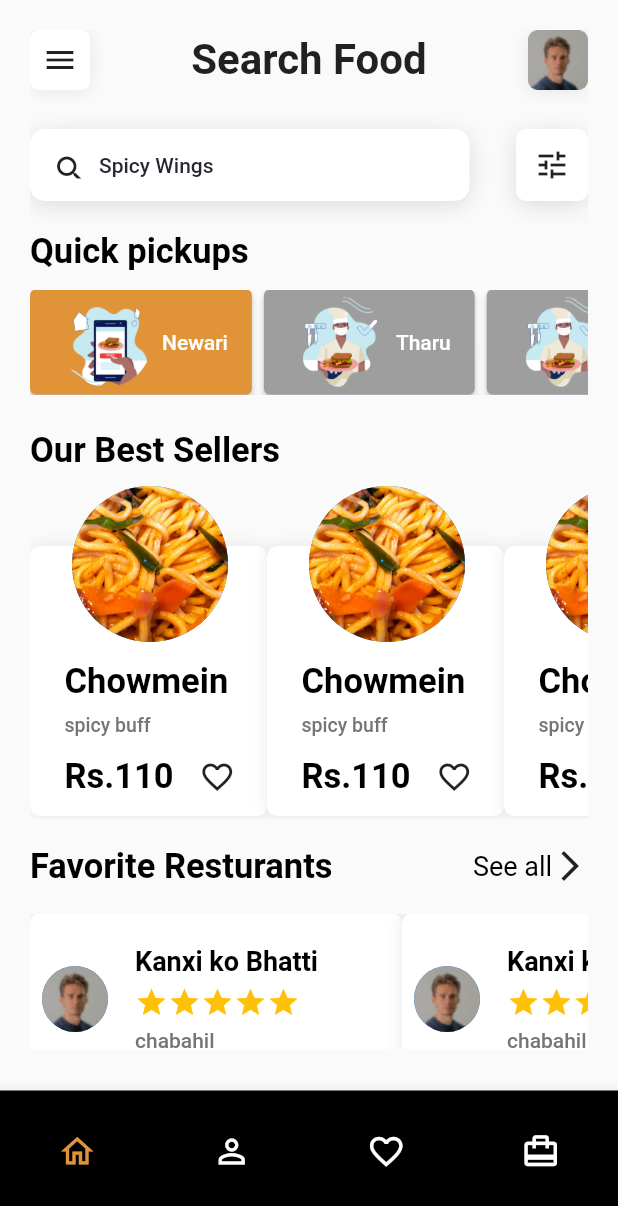
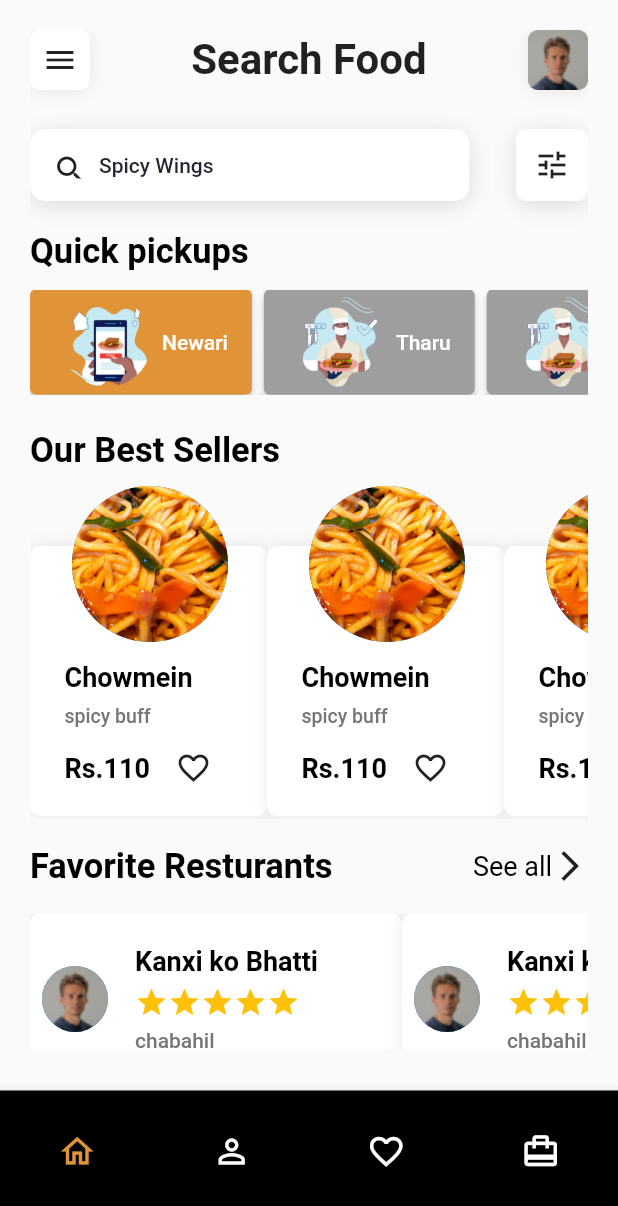
Before and after one commit to ilutsav/onboarding_demo, a Flutter app: the HomePage screen opened directly, on a phone screen of 412 x 824 dp. Shown: the top 1206 px of the screen. Run offline on Flutter 3.47's test engine with Material 2 defaults, Android fonts, the phone set to English and light mode, and no system bars; our stand-ins replace get; Roboto replaces fonts that are missing (Poppins).

Commit message:
task completed

```diff
--- a/lib/views/widgets.dart
+++ b/lib/views/widgets.dart
@@ -54,7 +54,7 @@ class Items extends StatelessWidget {
                     children: [
                       Text(
                         "Chowmein",
-                        style: headings(),
+                        style: headings().copyWith(fontSize: 18),
                       ),
                       SizedBox(height: 8),
                       Text(
@@ -66,7 +66,7 @@ class Items extends StatelessWidget {
                         children: [
                           Text(
                             "Rs.110",
-                            style: headings(),
+                            style: headings().copyWith(fontSize: 18),
                           ),
                           SizedBox(width: 5),
                           Obx(() {
```
